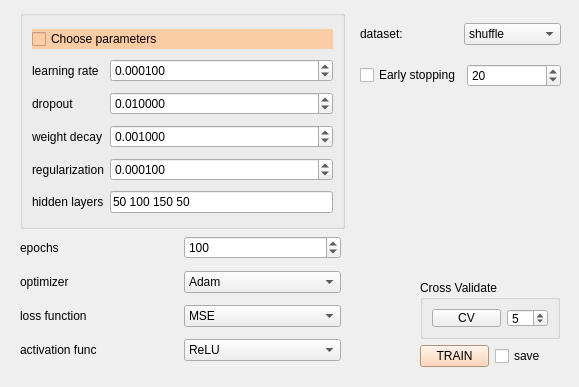
Old version of the form qt/torch_regressor.ui in the repository idergunoff/geovel_1.0.
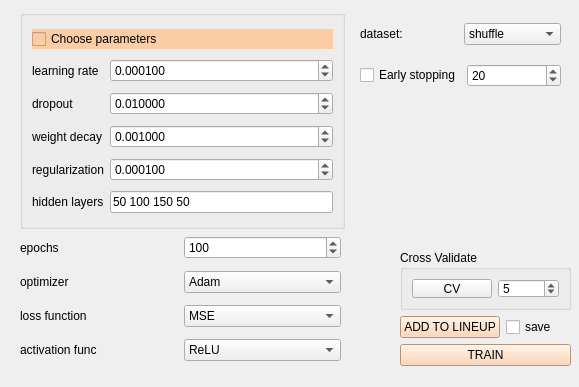
New version of the form.

Commit message: torch models classification lineup

What changed in the file:
```diff
--- a/qt/torch_regressor.ui
+++ b/qt/torch_regressor.ui
@@ -298,13 +298,43 @@
   <widget class="QWidget" name="layoutWidget_3">
    <property name="geometry">
     <rect>
-     <x>420</x>
-     <y>280</y>
-     <width>140</width>
-     <height>87</height>
+     <x>400</x>
+     <y>250</y>
+     <width>171</width>
+     <height>116</height>
     </rect>
    </property>
    <layout class="QGridLayout" name="gridLayout_7">
+    <item row="1" column="0">
+     <widget class="QPushButton" name="pushButton_lineup">
+      <property name="styleSheet">
+       <string notr="true">background-color: rgb(252, 204, 165);</string>
+      </property>
+      <property name="text">
+       <string>ADD TO LINEUP</string>
+      </property>
+     </widget>
+    </item>
+    <item row="1" column="1">
+     <widget class="QCheckBox" name="checkBox_save_model">
+      <property name="enabled">
+       <bool>true</bool>
+      </property>
+      <property name="text">
+       <string>save</string>
+      </property>
+     </widget>
+    </item>
+    <item row="2" column="0" colspan="2">
+     <widget class="QPushButton" name="pushButton_train">
+      <property name="styleSheet">
+       <string notr="true">background-color: rgb(252, 204, 165);</string>
+      </property>
+      <property name="text">
+       <string>TRAIN</string>
+      </property>
+     </widget>
+    </item>
     <item row="0" column="0" colspan="2">
      <widget class="QGroupBox" name="groupBox_9">
       <property name="toolTip">
@@ -340,26 +370,6 @@
       </layout>
      </widget>
     </item>
-    <item row="1" column="0">
-     <widget class="QPushButton" name="pushButton_train">
-      <property name="styleSheet">
-       <string notr="true">background-color: rgb(252, 204, 165);</string>
-      </property>
-      <property name="text">
-       <string>TRAIN</string>
-      </property>
-     </widget>
-    </item>
-    <item row="1" column="1">
-     <widget class="QCheckBox" name="checkBox_save_model">
-      <property name="enabled">
-       <bool>true</bool>
-      </property>
-      <property name="text">
-       <string>save</string>
-      </property>
-     </widget>
-    </item>
    </layout>
   </widget>
   <widget class="QWidget" name="layoutWidget">
```
The commit also changes 7 other files.
